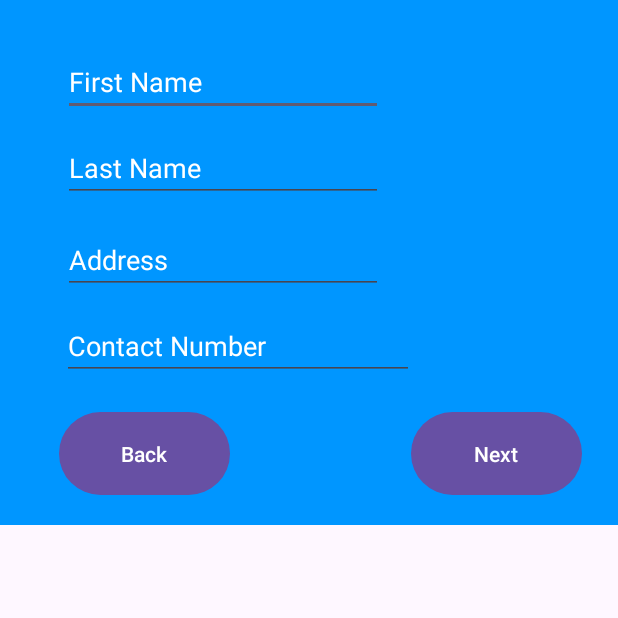
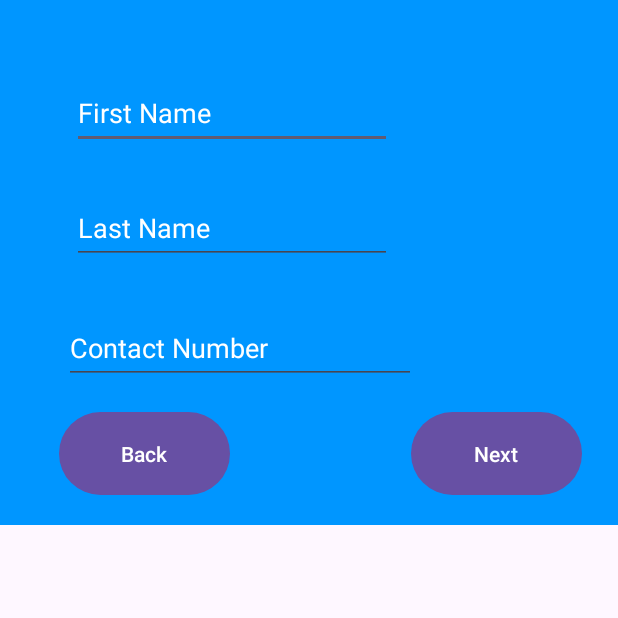
Before and after one commit to richjameslozano/FinalsProject, an Android app: the fragment register1 shown on its own in the app's theme, on a phone screen of 412 x 824 dp, the top half of it. Run offline under Robolectric (Android 15) with nearby library versions, the phone set to English and light mode, and no system bars; our stand-ins replace Firebase (no records; nobody signed in at launch, a user with empty details on screens opened directly).

Commit message:
address removed due to being nonessential in register process, should be moved to customer/subcontractor transaction 09:23PM_02/26/24

```diff
--- a/app/src/main/java/com/example/finalsproject/Login.java
+++ b/app/src/main/java/com/example/finalsproject/Login.java
@@ -6,7 +6,6 @@ import androidx.appcompat.app.AppCompatActivity;
 import android.content.Intent;
 import android.os.Bundle;
 import android.text.TextUtils;
-import android.view.View;
 import android.widget.Button;
 import android.widget.EditText;
 import android.widget.TextView;
@@ -37,16 +36,9 @@ public class Login extends AppCompatActivity {
         signup = findViewById(R.id.signup);
         login_btn = findViewById(R.id.login_btn);
         fAuth = FirebaseAuth.getInstance();
-        signup.setOnClickListener(new View.OnClickListener() {
-            @Override
-            public void onClick(View v) {
-                startActivity(new Intent(getApplicationContext(),register.class));
-            }
-        });
+        signup.setOnClickListener(view -> startActivity(new Intent(getApplicationContext(),register.class)));
 
-        login_btn.setOnClickListener(new View.OnClickListener() {
-            @Override
-            public void onClick(View v) {
+        login_btn.setOnClickListener(view -> {
 
             String email = email_login.getText().toString().trim();
             String password = pass_login.getText().toString().trim();
@@ -76,7 +68,6 @@ public class Login extends AppCompatActivity {
                     }
                 }
             });
-            }
         });
     }
 }
--- a/app/src/main/java/com/example/finalsproject/registration_activities/register1.java
+++ b/app/src/main/java/com/example/finalsproject/registration_activities/register1.java
@@ -21,7 +21,7 @@ public class register1 extends Fragment {
     View view;
     FirebaseAuth fAuth;
     Button next_btn1, back_btn1;
-    EditText first_name,last_name,address,contact_num;
+    EditText first_name,last_name,contact_num;
     ConstraintLayout fragment_layout;
     @Override
     public View onCreateView(LayoutInflater inflater, ViewGroup container,
@@ -35,7 +35,6 @@ public class register1 extends Fragment {
         //regis1 data
         first_name = view.findViewById(R.id.first_name);
         last_name = view.findViewById(R.id.last_name);
-        address = view.findViewById(R.id.address);
         contact_num = view.findViewById(R.id.contact_num);
 
         //LISTENERS//
@@ -43,7 +42,6 @@ public class register1 extends Fragment {
             String
                     f_name = first_name.getText().toString().trim(),
                     l_name = last_name.getText().toString().trim(),
-                    add = address.getText().toString().trim(),
                     contact = contact_num.getText().toString().trim();
 
             //TEMPORARY//
@@ -60,12 +58,6 @@ public class register1 extends Fragment {
             else if (!l_name.matches("[a-zA-Z]+")) {
                 last_name.setError("Last name should contain letters only.");
             }
-            else if(add.isEmpty()){
-                address.setError("Address is required.");
-            }
-            else if (!add.matches(".*[a-zA-Z].*")) {
-                address.setError("Address invalid.");
-            }
             else if(contact.isEmpty()){
                 contact_num.setError("Contact number is required.");
             }
@@ -76,7 +68,6 @@ public class register1 extends Fragment {
             else{
                 register_values.first_name = f_name;
                 register_values.last_name = l_name;
-                register_values.address = add;
                 register_values.contact = contact;
                 replaceFragment(new register2());
                 //TRANSFER DATA TO DATABASE COLLECTION//
--- a/app/src/main/java/com/example/finalsproject/registration_activities/register_values.java
+++ b/app/src/main/java/com/example/finalsproject/registration_activities/register_values.java
@@ -1,5 +1,5 @@
 package com.example.finalsproject.registration_activities;
 
 public class register_values {
-    public static String account_type, username, first_name, last_name, address, contact, email, password;
+    public static String account_type, username, first_name, last_name, contact, email, password;
 }
--- a/app/src/main/res/layout/fragment_register1.xml
+++ b/app/src/main/res/layout/fragment_register1.xml
@@ -45,58 +45,51 @@
             android:id="@+id/first_name"
             android:layout_width="wrap_content"
             android:layout_height="wrap_content"
-            android:layout_marginTop="32dp"
             android:ems="10"
             android:hint="First Name"
             android:inputType="text"
+            android:minHeight="48dp"
             android:textColorHint="@color/white"
+            app:layout_constraintBottom_toBottomOf="parent"
             app:layout_constraintEnd_toEndOf="parent"
-            app:layout_constraintHorizontal_bias="0.213"
+            app:layout_constraintHorizontal_bias="0.241"
             app:layout_constraintStart_toStartOf="parent"
-            app:layout_constraintTop_toTopOf="parent" />
+            app:layout_constraintTop_toTopOf="parent"
+            app:layout_constraintVertical_bias="0.17" />
 
         <EditText
             android:id="@+id/last_name"
             android:layout_width="wrap_content"
             android:layout_height="wrap_content"
-            android:layout_marginTop="12dp"
+            android:layout_marginTop="48dp"
             android:ems="10"
             android:hint="Last Name"
             android:inputType="text"
+            android:minHeight="48dp"
             android:textColorHint="@color/white"
+            app:layout_constraintBottom_toBottomOf="parent"
             app:layout_constraintEnd_toEndOf="parent"
-            app:layout_constraintHorizontal_bias="0.213"
+            app:layout_constraintHorizontal_bias="0.241"
             app:layout_constraintStart_toStartOf="parent"
-            app:layout_constraintTop_toBottomOf="@+id/first_name" />
-
-        <EditText
-            android:id="@+id/address"
-            android:layout_width="wrap_content"
-            android:layout_height="wrap_content"
-            android:layout_marginTop="16dp"
-            android:ems="10"
-            android:hint="Address"
-            android:inputType="text"
-            android:textColorHint="@color/white"
-            app:layout_constraintEnd_toEndOf="parent"
-            app:layout_constraintHorizontal_bias="0.213"
-            app:layout_constraintStart_toStartOf="parent"
-            app:layout_constraintTop_toBottomOf="@+id/last_name" />
+            app:layout_constraintTop_toTopOf="parent"
+            app:layout_constraintVertical_bias="0.315" />
 
         <EditText
             android:id="@+id/contact_num"
             android:layout_width="wrap_content"
             android:layout_height="wrap_content"
-            android:layout_marginTop="12dp"
             android:ems="11"
             android:hint="Contact Number"
+            android:inputType="phone"
             android:maxLength="11"
-            android:inputType="phone"
+            android:minHeight="48dp"
             android:textColorHint="@color/white"
+            app:layout_constraintBottom_toBottomOf="parent"
             app:layout_constraintEnd_toEndOf="parent"
-            app:layout_constraintHorizontal_bias="0.234"
+            app:layout_constraintHorizontal_bias="0.242"
             app:layout_constraintStart_toStartOf="parent"
-            app:layout_constraintTop_toBottomOf="@+id/address" />
+            app:layout_constraintTop_toTopOf="parent"
+            app:layout_constraintVertical_bias="0.688" />
 
     </androidx.constraintlayout.widget.ConstraintLayout>
 
```
Lines whose indentation alone changed are shown as unchanged.
